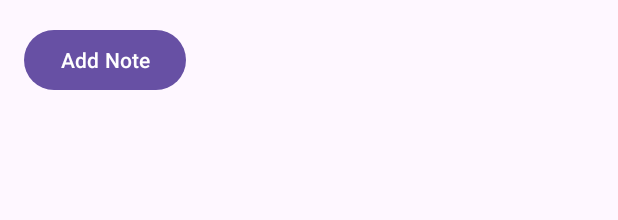
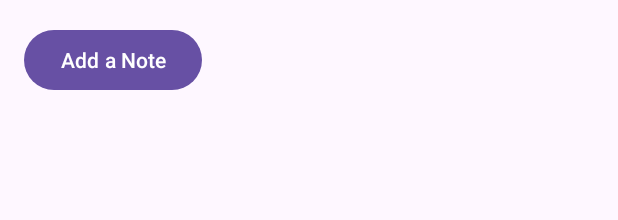
Before and after one commit to BHUPATHI-LAKSHMI-PRAVALLIKA/Grid-Layout, an Android app: the layout activity_main.xml on its own in the app's theme, with its tools: preview values and no code run, on a phone screen of 412 x 824 dp. Shown: the top 220 px of the screen. Run offline under Robolectric (Android 15) with nearby library versions, the phone set to English and light mode, and no system bars.

Commit message:
added mainactivity.java and its layout page

```diff
--- a/app/src/main/java/com/example/notetakerapplication/MainActivity.java
+++ b/app/src/main/java/com/example/notetakerapplication/MainActivity.java
@@ -16,7 +16,7 @@ public class MainActivity extends AppCompatActivity {
     protected void onCreate(Bundle savedInstanceState) {
         super.onCreate(savedInstanceState);
         setContentView(R.layout.activity_main);
-
+       // Find the "Add Note" button by its ID from the layout file
         Button addNoteButton = findViewById(R.id.addNoteButton);
 
         addNoteButton.setOnClickListener(v -> {
--- a/app/src/main/res/layout/activity_main.xml
+++ b/app/src/main/res/layout/activity_main.xml
@@ -9,10 +9,10 @@
         android:id="@+id/addNoteButton"
         android:layout_width="wrap_content"
         android:layout_height="wrap_content"
-        android:text="Add Note" />
+        android:text="Add a Note" />
 
     <ListView
-        android:id="@+id/notesListView"
+        android:id="@+id/noteListView"
         android:layout_width="match_parent"
         android:layout_height="wrap_content" />
 </LinearLayout>
```
